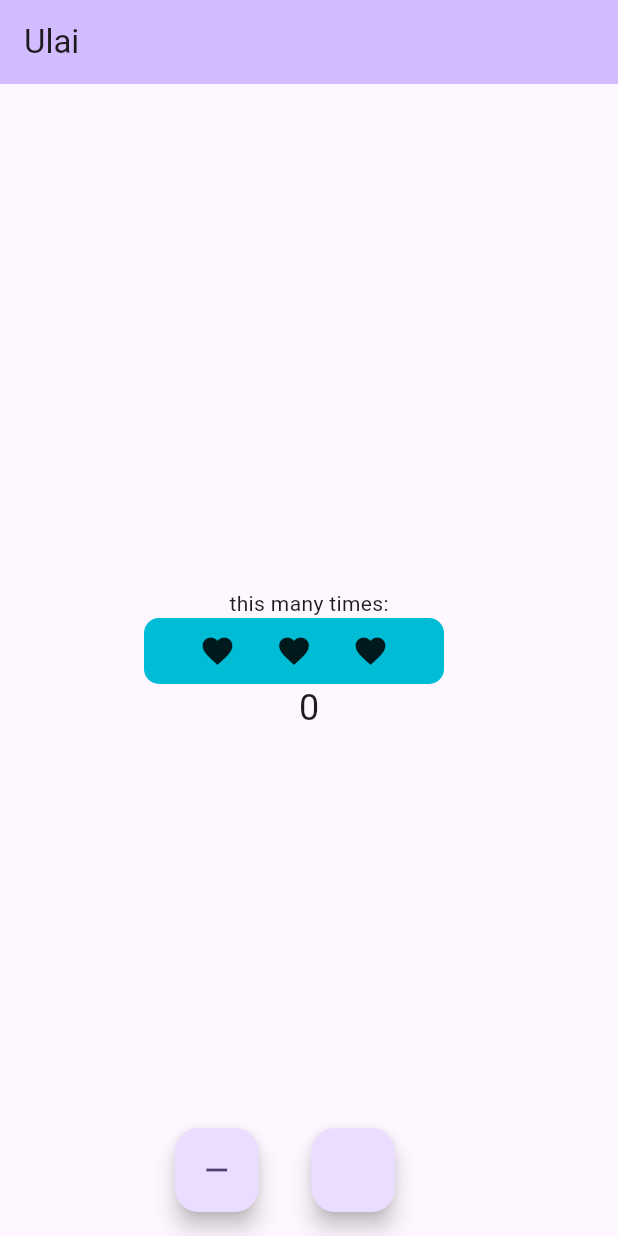
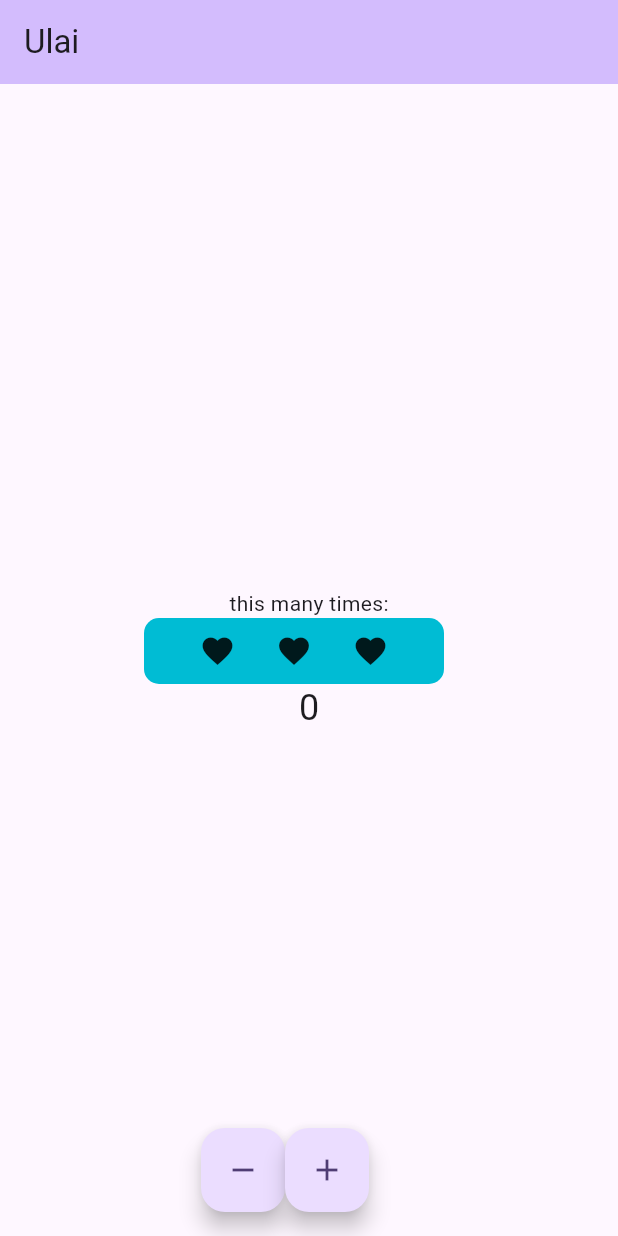
Before and after one commit to salman-ctrl/flutter-landingPage, a Flutter app: the screen it shows after launch, on a phone screen of 412 x 824 dp. Run offline on Flutter 3.47's test engine with Material 3 defaults, Android fonts, the phone set to English and light mode, and no system bars.

Commit message:
edit dikit

```diff
--- a/lib/main.dart
+++ b/lib/main.dart
@@ -85,10 +85,10 @@ class _MyHomePageState extends State<MyHomePage> {
             tooltip: 'Decrement',
             child: const Icon(Icons.remove), // Ubah ikon ke remove
           ),
-          const SizedBox(width: 35), // Jarak antara tombol
           FloatingActionButton(
             onPressed: _incrementCounter,
             tooltip: 'Increment',
+            child: const Icon(Icons.add),
           ),
         ],
       ),
```
